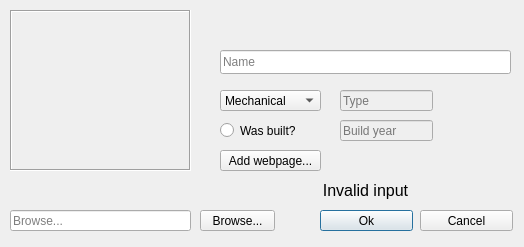
Old version of the form editcomputer.ui in the repository gudmundurb/H22.
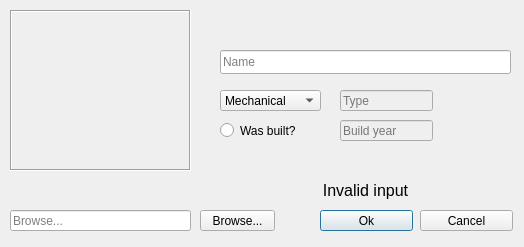
New version of the form. Icons and pictures are not drawn.

Patch:
```diff
--- a/editcomputer.ui
+++ b/editcomputer.ui
@@ -179,19 +179,6 @@
     <string/>
    </property>
   </widget>
-  <widget class="QPushButton" name="addWebpage">
-   <property name="geometry">
-    <rect>
-     <x>220</x>
-     <y>150</y>
-     <width>101</width>
-     <height>21</height>
-    </rect>
-   </property>
-   <property name="text">
-    <string>Add webpage...</string>
-   </property>
-  </widget>
   <widget class="QLabel" name="ComputerImageLabel">
    <property name="geometry">
     <rect>
```
